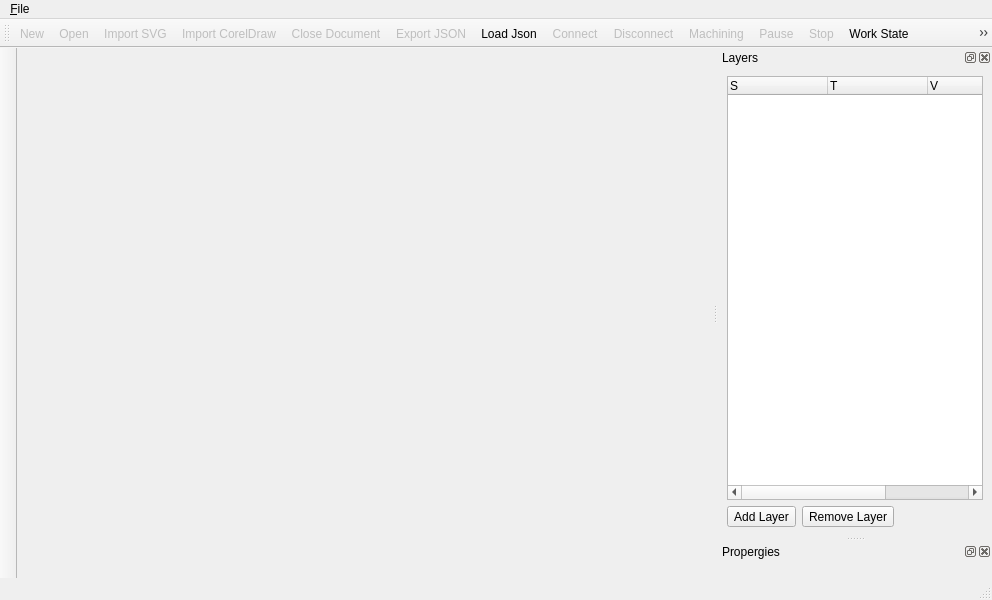
oneminute/LaserController, file src/ui/LaserControllerWindow.ui: the form before one commit.
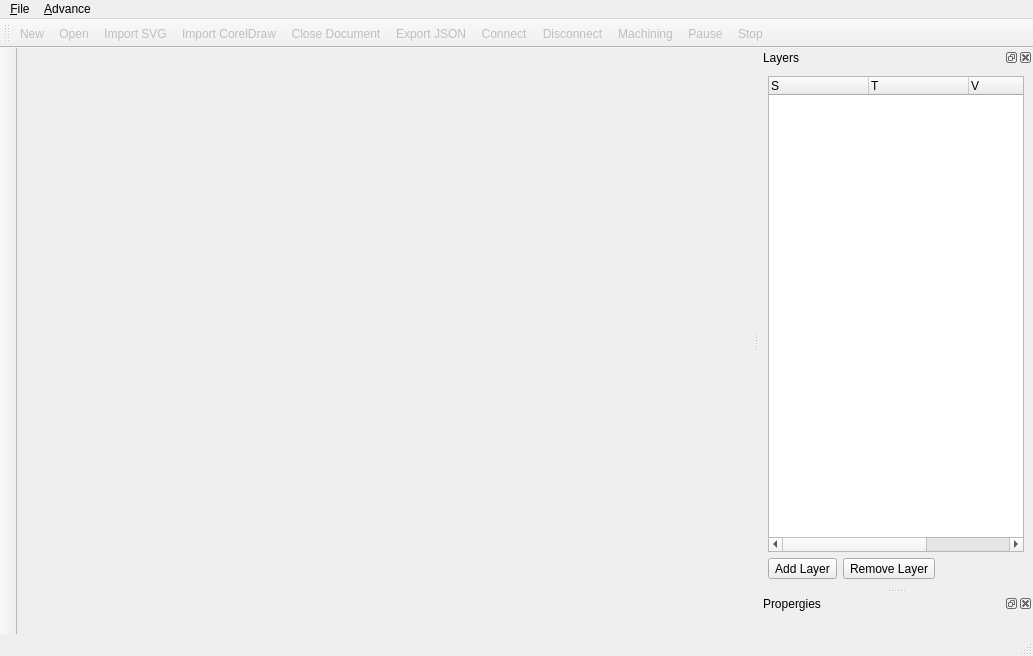
The form after the commit. Icons and pictures are not drawn. Custom widgets are drawn as their Qt base class.

What changed in the file:
```diff
--- a/src/ui/LaserControllerWindow.ui
+++ b/src/ui/LaserControllerWindow.ui
@@ -6,8 +6,8 @@
    <rect>
     <x>0</x>
     <y>0</y>
-    <width>992</width>
-    <height>600</height>
+    <width>1033</width>
+    <height>656</height>
    </rect>
   </property>
   <property name="windowTitle">
@@ -19,7 +19,7 @@
     <rect>
      <x>0</x>
      <y>0</y>
-     <width>992</width>
+     <width>1033</width>
      <height>21</height>
     </rect>
    </property>
@@ -40,7 +40,17 @@
     <addaction name="actionExportJSON"/>
     <addaction name="menuImport"/>
    </widget>
+   <widget class="QMenu" name="menuAdvance">
+    <property name="title">
+     <string>&amp;Advance</string>
+    </property>
+    <addaction name="actionWorkState"/>
+    <addaction name="actionMoveToOriginalPoint"/>
+    <addaction name="actionHalfTone"/>
+    <addaction name="actionLoadJson"/>
+   </widget>
    <addaction name="menuFile"/>
+   <addaction name="menuAdvance"/>
   </widget>
   <widget class="QStatusBar" name="statusbar"/>
   <widget class="QToolBar" name="toolBar">
@@ -59,14 +69,11 @@
    <addaction name="actionImportCorelDraw"/>
    <addaction name="actionCloseDocument"/>
    <addaction name="actionExportJSON"/>
-   <addaction name="actionLoadJson"/>
    <addaction name="actionConnect"/>
    <addaction name="actionDisconnect"/>
    <addaction name="actionMachining"/>
    <addaction name="actionPause"/>
    <addaction name="actionStop"/>
-   <addaction name="actionWorkState"/>
-   <addaction name="actionMoveToOriginalPoint"/>
   </widget>
   <widget class="QDockWidget" name="dockWidgetLayers">
    <property name="windowTitle">
```
Left out of the diff: 5 changed lines with no effect on the pictures.
